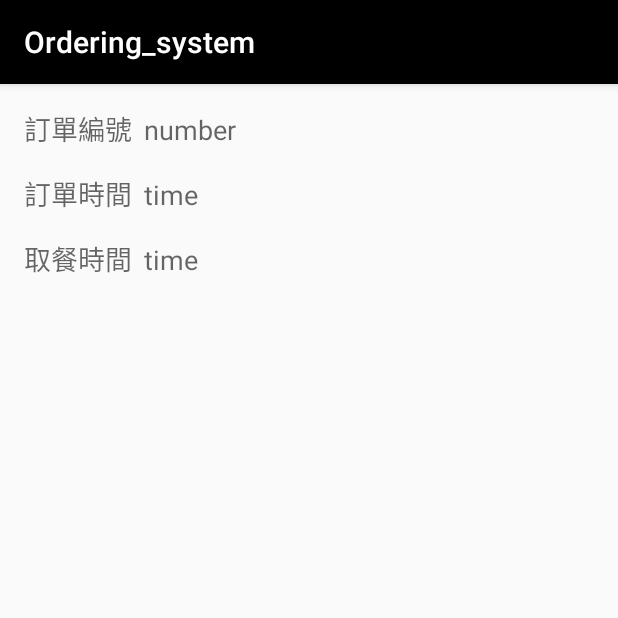
After one commit to hb091515/Ordering_system, an Android app: the Order screen opened directly, with no data from a screen before it, on a phone screen of 412 x 824 dp, the top half of it. The commit adds this screen. Run offline under Robolectric (Android 15) with nearby library versions, the light colour scheme and no system bars.

Commit message:
Add Order Page

```diff
--- a/app/src/main/AndroidManifest.xml
+++ b/app/src/main/AndroidManifest.xml
@@ -20,7 +20,8 @@
         </activity>
         <activity android:name=".First_Restaurant" />
         <activity android:name=".First_Restaurant_Meal" />
-        <activity android:name=".Shopping_cart"></activity>
+        <activity android:name=".Shopping_cart" />
+        <activity android:name=".Order"></activity>
     </application>
 
 </manifest>
--- a/app/src/main/java/com/example/user/ordering_system/First_Restaurant_Meal.java
+++ b/app/src/main/java/com/example/user/ordering_system/First_Restaurant_Meal.java
@@ -60,6 +60,12 @@ public class First_Restaurant_Meal extends AppCompatActivity {
 
     }
 
+    @Override
+    protected void onSaveInstanceState(Bundle outState) {
+        super.onSaveInstanceState(outState);
+
+
+    }
 
     private void bindConfViewComponents(){
         // Bind and config the view components
--- /dev/null
+++ b/app/src/main/java/com/example/user/ordering_system/Order.java
@@ -0,0 +1,13 @@
+package com.example.user.ordering_system;
+
+import android.support.v7.app.AppCompatActivity;
+import android.os.Bundle;
+
+public class Order extends AppCompatActivity {
+
+    @Override
+    protected void onCreate(Bundle savedInstanceState) {
+        super.onCreate(savedInstanceState);
+        setContentView(R.layout.activity_order);
+    }
+}
--- a/app/src/main/java/com/example/user/ordering_system/shopCart/ShopCart.java
+++ b/app/src/main/java/com/example/user/ordering_system/shopCart/ShopCart.java
@@ -154,4 +154,6 @@ public class ShopCart implements Serializable {
     public ArrayList<ShopCartLine> getLines() {
         return new ArrayList<>(linesMap.values());
     }
+
+
 }
--- /dev/null
+++ b/app/src/main/res/layout/activity_order.xml
@@ -0,0 +1,88 @@
+<?xml version="1.0" encoding="utf-8"?>
+<android.support.constraint.ConstraintLayout xmlns:android="http://schemas.android.com/apk/res/android"
+    xmlns:app="http://schemas.android.com/apk/res-auto"
+    xmlns:tools="http://schemas.android.com/tools"
+    android:layout_width="match_parent"
+    android:layout_height="match_parent"
+    tools:context=".Order">
+
+    <LinearLayout
+
+        android:layout_width="match_parent"
+        android:layout_height="wrap_content"
+        android:layout_marginStart="8dp"
+        android:layout_marginLeft="8dp"
+        android:layout_marginTop="8dp"
+        android:orientation="vertical"
+        app:layout_constraintStart_toStartOf="parent"
+        app:layout_constraintTop_toTopOf="parent">
+
+        <LinearLayout
+            android:layout_width="match_parent"
+            android:layout_height="wrap_content"
+            android:orientation="horizontal"
+            android:layout_margin="8dp">
+
+            <TextView
+                android:textAppearance="?android:textAppearanceMedium"
+                android:layout_width="wrap_content"
+                android:layout_height="wrap_content"
+                android:text="訂單編號" />
+
+            <TextView
+                android:id="@+id/SerialNumber"
+                android:textAppearance="?android:textAppearanceMedium"
+                android:layout_marginLeft="8dp"
+                android:layout_width="wrap_content"
+                android:layout_height="wrap_content"
+                android:text="number" />
+
+        </LinearLayout>
+
+        <LinearLayout
+            android:layout_width="match_parent"
+            android:layout_height="wrap_content"
+            android:orientation="horizontal"
+            android:layout_margin="8dp">
+
+            <TextView
+                android:layout_width="wrap_content"
+                android:layout_height="wrap_content"
+                android:textAppearance="?android:textAppearanceMedium"
+                android:text="訂單時間" />
+
+            <TextView
+                android:id="@+id/OrderTime"
+                android:textAppearance="?android:textAppearanceMedium"
+                android:layout_marginLeft="8dp"
+                android:layout_width="wrap_content"
+                android:layout_height="wrap_content"
+                android:text="time" />
+
+        </LinearLayout>
+
+        <LinearLayout
+            android:layout_width="match_parent"
+            android:layout_height="wrap_content"
+            android:orientation="horizontal"
+            android:layout_margin="8dp">
+
+            <TextView
+                android:layout_width="wrap_content"
+                android:layout_height="wrap_content"
+                android:textAppearance="?android:textAppearanceMedium"
+                android:text="取餐時間" />
+
+            <TextView
+                android:id="@+id/TakeMealTime"
+                android:textAppearance="?android:textAppearanceMedium"
+                android:layout_marginLeft="8dp"
+                android:layout_width="wrap_content"
+                android:layout_height="wrap_content"
+                android:text="time" />
+
+        </LinearLayout>
+
+    </LinearLayout>
+
+</android.support.constraint.ConstraintLayout>
```
Also changed, not shown: app/src/main/java/com/example/user/ordering_system/Shopping_cart.java (+6 -7 lines), app/src/main/res/layout/activity_shopping_cart.xml (+148 -13 lines).
